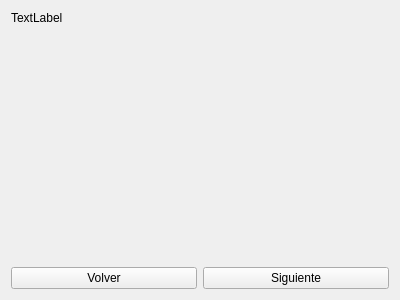
Old version of the form src/GUIFramework/ConfigWindowManager/configwindowmanager.ui in the repository aguperezpala/hvdrt.
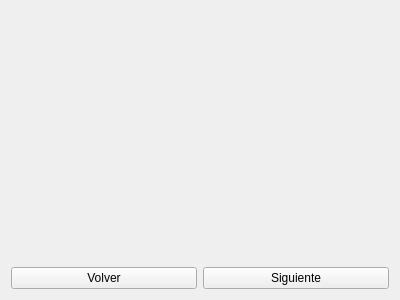
New version of the form.

Commit message: Working on GUIPerspectiveRectifier. Trying to fix the size of the "ZoomedLabel" (the problem is that we are using zoomed.scaled(...) and this function resize the image.

Diff of the .ui file:
```diff
--- a/src/GUIFramework/ConfigWindowManager/configwindowmanager.ui
+++ b/src/GUIFramework/ConfigWindowManager/configwindowmanager.ui
@@ -28,7 +28,7 @@
         <enum>Qt::LeftToRight</enum>
        </property>
        <property name="text">
-        <string>TextLabel</string>
+        <string/>
        </property>
        <property name="alignment">
         <set>Qt::AlignLeading|Qt::AlignLeft|Qt::AlignTop</set>
```
The commit also changes 15 other files.
